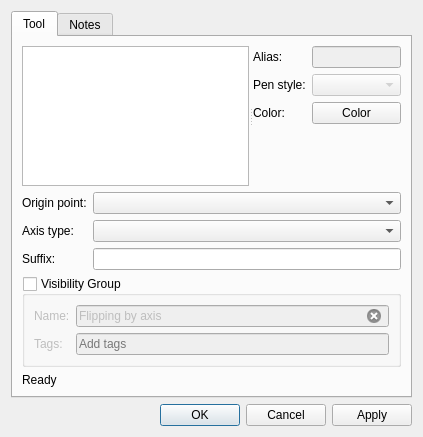
Above: src/libs/vtools/dialogs/tools/dialogflippingbyaxis.ui from dismine/valentina before the change. Below: the same form after it.
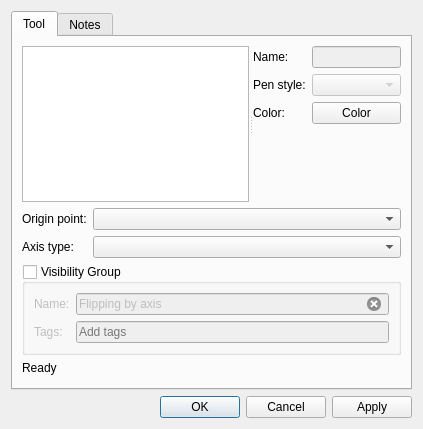
That is the form after the change. Icons and pictures are not drawn. Custom widgets are drawn as their Qt base class.

What changed in the file:
```diff
--- a/src/libs/vtools/dialogs/tools/dialogflippingbyaxis.ui
+++ b/src/libs/vtools/dialogs/tools/dialogflippingbyaxis.ui
@@ -7,7 +7,7 @@
     <x>0</x>
     <y>0</y>
     <width>423</width>
-    <height>437</height>
+    <height>429</height>
    </rect>
   </property>
   <property name="windowTitle">
@@ -39,7 +39,7 @@
            <item row="0" column="0">
             <widget class="QLabel" name="labelAlias">
              <property name="text">
-              <string>Alias:</string>
+              <string>Name:</string>
              </property>
             </widget>
            </item>
@@ -118,20 +118,6 @@
          <item row="0" column="1">
           <widget class="QComboBox" name="comboBoxOriginPoint"/>
          </item>
-         <item row="2" column="0">
-          <widget class="QLabel" name="labelSuffix">
-           <property name="text">
-            <string>Suffix:</string>
-           </property>
-          </widget>
-         </item>
-         <item row="2" column="1">
-          <widget class="QLineEdit" name="lineEditSuffix">
-           <property name="clearButtonEnabled">
-            <bool>true</bool>
-           </property>
-          </widget>
-         </item>
          <item row="1" column="0">
           <widget class="QLabel" name="labelAxisType">
            <property name="text">
```
Left out of the diff: 14 changed lines with no effect on the pictures.
